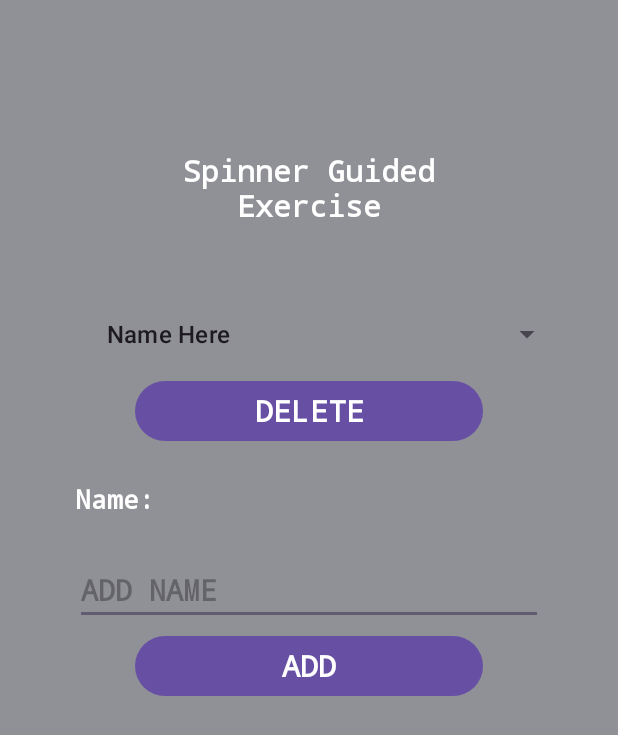
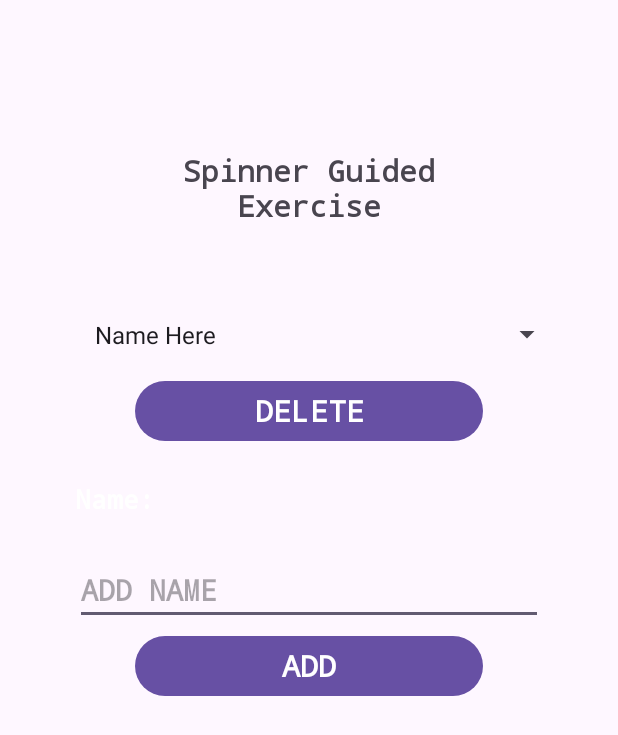
Before and after one commit to jowen-jowen/Guided-Exercise-Group-2, an Android app: the screen it shows after launch (MainActivity), after a tap on "ADD", on a phone screen of 412 x 824 dp. Shown: the top 735 px of the screen. Run offline under Robolectric (Android 15) with nearby library versions, the phone set to English and light mode, and no system bars.

Commit message:
8th Guided Exercise Finished

```diff
--- a/app/src/main/java/com/example/eigthguidedexercise/MainActivity.java
+++ b/app/src/main/java/com/example/eigthguidedexercise/MainActivity.java
@@ -39,7 +39,8 @@ public class MainActivity extends AppCompatActivity {
         });
 
         listOfNames = new ArrayList<>(Arrays.asList("Name Here", "Papsi", "Pol", "Noy", "Che", "Kris", "Tin", "Renz", "Chan", "Ven", "Jher"));
-        adpt = new ArrayAdapter<>(this,android.R.layout.simple_list_item_1,listOfNames);
+        adpt = new ArrayAdapter<>(this, android.R.layout.simple_spinner_item, listOfNames);
+        adpt.setDropDownViewResource(android.R.layout.simple_spinner_dropdown_item);
 
         names = findViewById(R.id.spnrNamesGE8);
         res = findViewById(R.id.tvResultsGE8);
@@ -47,7 +48,7 @@ public class MainActivity extends AppCompatActivity {
         btnAddName = findViewById(R.id.btnAddNameGE8);
         btnDeleteName = findViewById(R.id.btnDeleteNameGE8);
 
-
+        names.setAdapter(adpt);
         showSelectedName();
         addNameToSpinner();
         deleteNameToSpinner();
@@ -74,7 +75,9 @@ public class MainActivity extends AppCompatActivity {
     public void addNameToSpinner(){
         names.setAdapter(adpt);
         btnAddName.setOnClickListener(v->{
+            String addedName = etAddName.getText().toString().trim();
             if (!etAddName.getText().toString().isEmpty()) {
+                Toast.makeText(this, "Added Name: " + addedName, Toast.LENGTH_SHORT).show();
                 listOfNames.add(etAddName.getText().toString());
                 adpt.notifyDataSetChanged();
                 etAddName.setText("");
@@ -93,7 +96,7 @@ public class MainActivity extends AppCompatActivity {
                 if(!removedName.equals("Name Here")){
                     listOfNames.remove(selectedPos);
                     adpt.notifyDataSetChanged();
-                    Toast.makeText(this, removedName + "has been removed", Toast.LENGTH_SHORT).show();
+                    Toast.makeText(this, removedName + " has been removed", Toast.LENGTH_SHORT).show();
 
                     int defaultIndex = listOfNames.indexOf("Name Here");
                     if (defaultIndex >= 0) {
--- a/app/src/main/res/layout/activity_main.xml
+++ b/app/src/main/res/layout/activity_main.xml
@@ -6,7 +6,7 @@
     android:layout_width="match_parent"
     android:layout_height="match_parent"
     tools:context=".MainActivity"
-    android:background="@color/material_dynamic_neutral60">
+    >
 
     <TextView
         android:layout_width="204dp"
@@ -15,7 +15,6 @@
         android:fontFamily="monospace"
         android:gravity="center_horizontal"
         android:text="@string/spinner_guided_exercise"
-        android:textColor="@color/white"
         android:textSize="20sp"
         android:textStyle="bold"
         app:layout_constraintLeft_toLeftOf="parent"
```
